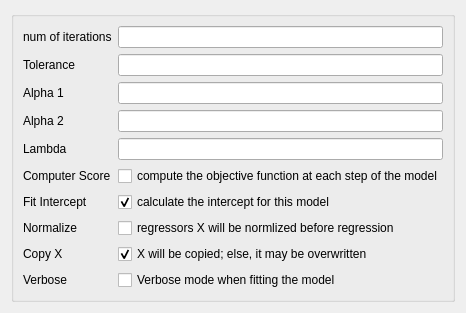
The window that ui/cv_BayesianRidge.ui (tthatcher95/PyHAT_Point_Spectra_GUI) describes before a commit, drawn with Qt 5.
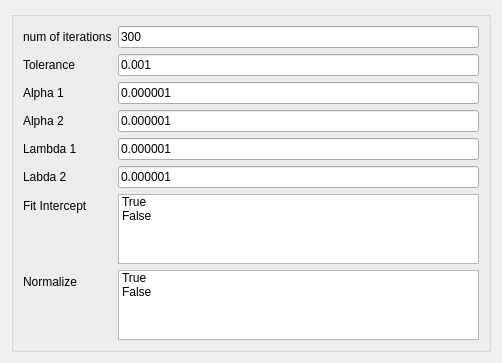
The same window after the commit.

```diff
--- a/ui/cv_BayesianRidge.ui
+++ b/ui/cv_BayesianRidge.ui
@@ -2,6 +2,14 @@
 <ui version="4.0">
  <class>Form</class>
  <widget class="QWidget" name="Form">
+  <property name="geometry">
+   <rect>
+    <x>0</x>
+    <y>0</y>
+    <width>502</width>
+    <height>319</height>
+   </rect>
+  </property>
   <property name="sizePolicy">
    <sizepolicy hsizetype="Ignored" vsizetype="Ignored">
     <horstretch>0</horstretch>
@@ -27,6 +35,9 @@
       </item>
       <item row="0" column="1">
        <widget class="QLineEdit" name="numOfIterationsLineEdit">
+        <property name="text">
+         <string>300</string>
+        </property>
         <property name="maximum" stdset="0">
          <number>999999999</number>
         </property>
@@ -44,6 +55,9 @@
       </item>
       <item row="1" column="1">
        <widget class="QLineEdit" name="toleranceLineEdit">
+        <property name="text">
+         <string>0.001</string>
+        </property>
         <property name="decimals" stdset="0">
          <number>5</number>
         </property>
@@ -64,6 +78,9 @@
       </item>
       <item row="2" column="1">
        <widget class="QLineEdit" name="alpha1LineEdit">
+        <property name="text">
+         <string>0.000001</string>
+        </property>
         <property name="decimals" stdset="0">
          <number>5</number>
         </property>
@@ -84,6 +101,9 @@
       </item>
       <item row="3" column="1">
        <widget class="QLineEdit" name="alpha2LineEdit">
+        <property name="text">
+         <string>0.000001</string>
+        </property>
         <property name="decimals" stdset="0">
          <number>8</number>
         </property>
@@ -98,12 +118,15 @@
       <item row="4" column="0">
        <widget class="QLabel" name="lambdaLabel">
         <property name="text">
-         <string>Lambda</string>
+         <string>Lambda 1</string>
         </property>
        </widget>
       </item>
       <item row="4" column="1">
        <widget class="QLineEdit" name="lambdaLineEdit">
+        <property name="text">
+         <string>0.000001</string>
+        </property>
         <property name="decimals" stdset="0">
          <number>8</number>
         </property>
@@ -118,14 +141,14 @@
       <item row="5" column="0">
        <widget class="QLabel" name="computerScoreLabel">
         <property name="text">
-         <string>Computer Score</string>
+         <string>Labda 2</string>
         </property>
        </widget>
       </item>
       <item row="5" column="1">
-       <widget class="QCheckBox" name="computerScoreCheckBox">
+       <widget class="QLineEdit" name="lambda2LineEdit">
         <property name="text">
-         <string>compute the objective function at each step of the model</string>
+         <string>0.000001</string>
         </property>
        </widget>
       </item>
@@ -137,13 +160,20 @@
        </widget>
       </item>
       <item row="6" column="1">
-       <widget class="QCheckBox" name="fitInterceptCheckBox">
-        <property name="text">
-         <string>calculate the intercept for this model</string>
+       <widget class="QListWidget" name="fitIntercept_List">
+        <property name="selectionMode">
+         <enum>QAbstractItemView::MultiSelection</enum>
         </property>
-        <property name="checked">
-         <bool>true</bool>
-        </property>
+        <item>
+         <property name="text">
+          <string>True</string>
+         </property>
+        </item>
+        <item>
+         <property name="text">
+          <string>False</string>
+         </property>
+        </item>
        </widget>
       </item>
       <item row="7" column="0">
@@ -154,41 +184,20 @@
        </widget>
       </item>
       <item row="7" column="1">
-       <widget class="QCheckBox" name="normalizeCheckBox">
-        <property name="text">
-         <string>regressors X will be normlized before regression</string>
+       <widget class="QListWidget" name="normalize_List">
+        <property name="selectionMode">
+         <enum>QAbstractItemView::MultiSelection</enum>
         </property>
-       </widget>
-      </item>
-      <item row="8" column="0">
-       <widget class="QLabel" name="copyXLabel">
-        <property name="text">
-         <string>Copy X</string>
-        </property>
-       </widget>
-      </item>
-      <item row="8" column="1">
-       <widget class="QCheckBox" name="copyXCheckBox">
-        <property name="text">
-         <string>X will be copied; else, it may be overwritten</string>
-        </property>
-        <property name="checked">
-         <bool>true</bool>
-        </property>
-       </widget>
-      </item>
-      <item row="9" column="0">
-       <widget class="QLabel" name="verboseLabel">
-        <property name="text">
-         <string>Verbose</string>
-        </property>
-       </widget>
-      </item>
-      <item row="9" column="1">
-       <widget class="QCheckBox" name="verboseCheckBox">
-        <property name="text">
-         <string>Verbose mode when fitting the model</string>
-        </property>
+        <item>
+         <property name="text">
+          <string>True</string>
+         </property>
+        </item>
+        <item>
+         <property name="text">
+          <string>False</string>
+         </property>
+        </item>
        </widget>
       </item>
      </layout>
```
Left out of the diff: 2 changed lines with no effect on the pictures.
